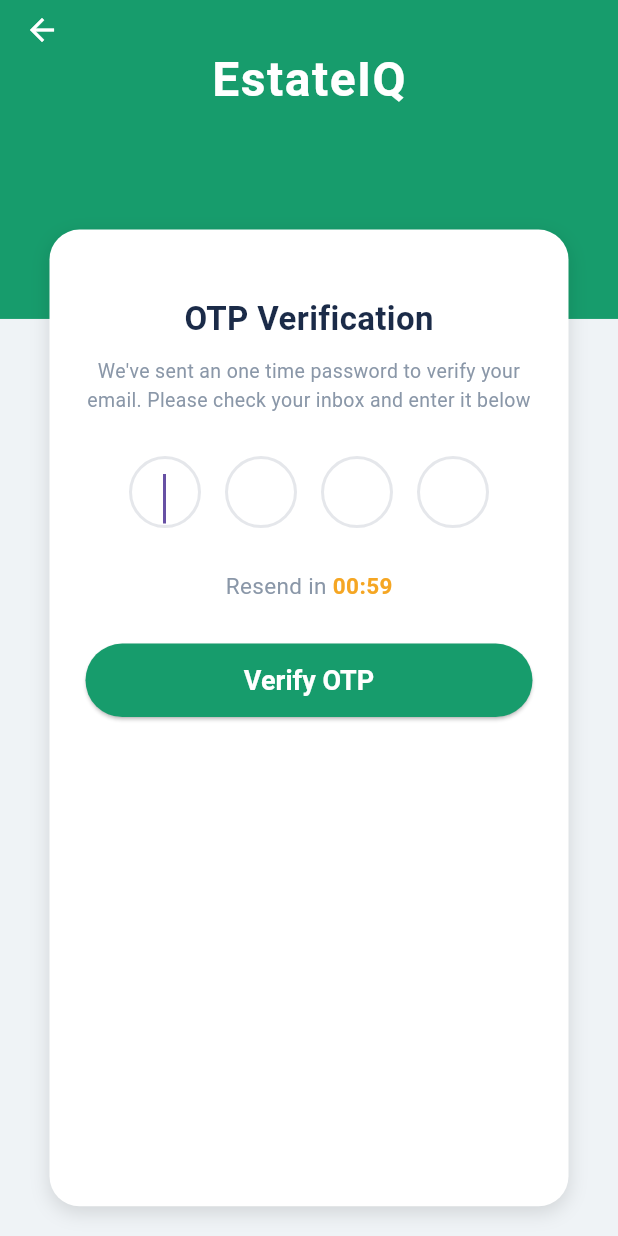
After one commit to healer-1205/estateiq-app, a Flutter app: the OtpScreen screen opened directly, on a phone screen of 412 x 824 dp. The commit adds this screen. Run offline on Flutter 3.47's test engine with Material 3 defaults, Android fonts, the phone set to English and light mode, and no system bars; our stand-ins replace dio, flutter_dotenv, flutter_svg, font_awesome_flutter, shared_preferences; accounts and stored records are empty; project files that could hold a hidden picture were left out.

Commit message:
feat: add OTP screen and integrate navigation from SignInScreen

```diff
--- /dev/null
+++ b/lib/presentation/screens/auth/otp_screen.dart
@@ -0,0 +1,264 @@
+import 'dart:async';
+import 'package:estate_iq/presentation/screens/quetions/question_start_screen.dart';
+import 'package:flutter/material.dart';
+
+class OtpScreen extends StatefulWidget {
+  const OtpScreen({super.key});
+
+  @override
+  State<OtpScreen> createState() => _OtpScreenState();
+}
+
+class _OtpScreenState extends State<OtpScreen> {
+  final List<TextEditingController> _controllers = List.generate(
+    4,
+    (_) => TextEditingController(),
+  );
+  final List<FocusNode> _focusNodes = List.generate(4, (_) => FocusNode());
+  int _seconds = 60;
+  Timer? _timer;
+
+  @override
+  void initState() {
+    super.initState();
+    _startTimer();
+    _focusNodes[0].requestFocus();
+  }
+
+  void _startTimer() {
+    _timer = Timer.periodic(const Duration(seconds: 1), (timer) {
+      if (_seconds > 0) {
+        setState(() {
+          _seconds--;
+        });
+      } else {
+        timer.cancel();
+      }
+    });
+  }
+
+  @override
+  void dispose() {
+    for (final c in _controllers) {
+      c.dispose();
+    }
+    for (final f in _focusNodes) {
+      f.dispose();
+    }
+    _timer?.cancel();
+    super.dispose();
+  }
+
+  void _onOtpChanged(String value, int index) {
+    if (value.length == 1 && index < 3) {
+      _focusNodes[index + 1].requestFocus();
+    } else if (value.isEmpty && index > 0) {
+      _focusNodes[index - 1].requestFocus();
+    }
+  }
+
+  @override
+  Widget build(BuildContext context) {
+    return Scaffold(
+      backgroundColor: const Color(0xFFEFF3F6),
+      appBar: AppBar(
+        backgroundColor: Color(0xFF179C6C),
+        elevation: 0,
+        iconTheme: IconThemeData(color: Colors.white),
+        toolbarHeight: 30,
+      ),
+      body: LayoutBuilder(
+        builder: (context, constraints) {
+          return Stack(
+            children: [
+              // Green Header
+              Positioned(
+                top: 0,
+                left: 0,
+                right: 0,
+                height: constraints.maxHeight * 0.23,
+                child: Container(
+                  decoration: const BoxDecoration(
+                    color: Color(0xFF179C6C),
+                    borderRadius: BorderRadius.only(
+                      bottomLeft: Radius.circular(0),
+                      bottomRight: Radius.circular(0),
+                    ),
+                  ),
+                  alignment: Alignment.topCenter,
+                  child: const Text(
+                    'EstateIQ',
+                    style: TextStyle(
+                      color: Colors.white,
+                      fontSize: 32,
+                      fontWeight: FontWeight.bold,
+                      letterSpacing: 1,
+                    ),
+                  ),
+                ),
+              ),
+              // White Card
+              Positioned(
+                top: constraints.maxHeight * 0.13,
+                left: 0,
+                right: 0,
+                bottom: 0,
+                child: Center(
+                  child: ConstrainedBox(
+                    constraints: BoxConstraints(
+                      maxWidth: 370,
+                      minWidth: 0,
+                      maxHeight: constraints.maxHeight * 0.82, // 카드 높이 늘림
+                    ),
+                    child: Material(
+                      color: Colors.transparent,
+                      child: Container(
+                        margin: const EdgeInsets.symmetric(horizontal: 12),
+                        padding: const EdgeInsets.fromLTRB(
+                          24,
+                          36,
+                          24,
+                          48,
+                        ), // bottom padding 증가
+                        decoration: BoxDecoration(
+                          color: Colors.white,
+                          borderRadius: BorderRadius.circular(20),
+                          boxShadow: [
+                            BoxShadow(
+                              color: Colors.black12,
+                              blurRadius: 10,
+                              offset: Offset(0, 4),
+                            ),
+                          ],
+                        ),
+                        child: Column(
+                          mainAxisSize: MainAxisSize.max,
+                          mainAxisAlignment: MainAxisAlignment.start,
+                          children: [
+                            const SizedBox(height: 8),
+                            const Text(
+                              'OTP Verification',
+                              style: TextStyle(
+                                fontSize: 22,
+                                fontWeight: FontWeight.bold,
+                                color: Color(0xFF1B2B48),
+                              ),
+                            ),
+                            const SizedBox(height: 10),
+                            const Text(
+                              "We've sent an one time password to verify your email. Please check your inbox and enter it below",
+                              textAlign: TextAlign.center,
+                              style: TextStyle(
+                                fontSize: 13,
+                                color: Color(0xFF8A97A8),
+                              ),
+                            ),
+                            const SizedBox(height: 28),
+                            Row(
+                              mainAxisAlignment: MainAxisAlignment.center,
+                              children: List.generate(4, (i) {
+                                return Container(
+                                  width: 48,
+                                  height: 48,
+                                  margin: const EdgeInsets.symmetric(
+                                    horizontal: 8,
+                                  ),
+                                  decoration: BoxDecoration(
+                                    shape: BoxShape.circle,
+                                    border: Border.all(
+                                      color: const Color(0xFFE5E7EB),
+                                      width: 2,
+                                    ),
+                                    color: Colors.white,
+                                  ),
+                                  child: Center(
+                                    child: TextField(
+                                      controller: _controllers[i],
+                                      focusNode: _focusNodes[i],
+                                      keyboardType: TextInputType.number,
+                                      textAlign: TextAlign.center,
+                                      maxLength: 1,
+                                      style: const TextStyle(
+                                        fontSize: 22,
+                                        fontWeight: FontWeight.bold,
+                                      ),
+                                      decoration: const InputDecoration(
+                                        border: InputBorder.none,
+                                        counterText: '',
+                                      ),
+                                      onChanged: (val) => _onOtpChanged(val, i),
+                                    ),
+                                  ),
+                                );
+                              }),
+                            ),
+                            const SizedBox(height: 28),
+                            Row(
+                              mainAxisAlignment: MainAxisAlignment.center,
+                              children: [
+                                const Text(
+                                  'Resend in ',
+                                  style: TextStyle(
+                                    color: Color(0xFF8A97A8),
+                                    fontSize: 15,
+                                  ),
+                                ),
+                                Text(
+                                  _seconds > 0
+                                      ? '00:${_seconds.toString().padLeft(2, '0')}'
+                                      : '00:00',
+                                  style: const TextStyle(
+                                    color: Color(0xFFF5A623),
+                                    fontWeight: FontWeight.bold,
+                                    fontSize: 15,
+                                  ),
+                                ),
+                              ],
+                            ),
+                            const SizedBox(height: 28),
+                            SizedBox(
+                              width: double.infinity,
+                              child: ElevatedButton(
+                                onPressed: () {
+                                  // Verify OTP logic
+                                  Navigator.push(
+                                    context,
+                                    MaterialPageRoute(
+                                      builder: (context) =>
+                                          QuestionStartScreen(),
+                                    ),
+                                  );
+                                },
+                                style: ElevatedButton.styleFrom(
+                                  backgroundColor: const Color(0xFF179C6C),
+                                  shape: RoundedRectangleBorder(
+                                    borderRadius: BorderRadius.circular(30),
+                                  ),
+                                  padding: const EdgeInsets.symmetric(
+                                    vertical: 14,
+                                  ),
+                                  textStyle: const TextStyle(
+                                    fontSize: 18,
+                                    fontWeight: FontWeight.bold,
+                                  ),
+                                ),
+                                child: const Text(
+                                  'Verify OTP',
+                                  style: TextStyle(color: Colors.white),
+                                ),
+                              ),
+                            ),
+                          ],
+                        ),
+                      ),
+                    ),
+                  ),
+                ),
+              ),
+            ],
+          );
+        },
+      ),
+    );
+  }
+}
--- a/lib/presentation/screens/auth/signin_screen.dart
+++ b/lib/presentation/screens/auth/signin_screen.dart
@@ -1,3 +1,4 @@
+import 'package:estate_iq/presentation/screens/auth/otp_screen.dart';
 import 'package:estate_iq/presentation/screens/auth/signup_screen.dart';
 import 'package:flutter/material.dart';
 import 'package:flutter_svg/flutter_svg.dart';
@@ -300,7 +301,15 @@ class _SignInScreenState extends State<SignInScreen> {
         const SizedBox(height: 12),
         // Log In Button
         ElevatedButton(
-          onPressed: _agreeTerms ? () {} : null,
+          onPressed: _agreeTerms
+              ? () {
+                  // Handle Login Logic
+                  Navigator.push(
+                    context,
+                    MaterialPageRoute(builder: (context) => OtpScreen()),
+                  );
+                }
+              : null,
           style: ElevatedButton.styleFrom(
             backgroundColor: const Color(0xFF179C6C),
             shape: RoundedRectangleBorder(
@@ -325,7 +334,6 @@ class _SignInScreenState extends State<SignInScreen> {
                   alignment: PlaceholderAlignment.middle,
                   child: TextButton(
                     onPressed: () {
-                      // Navigate to Sign Up Screen
                       // Navigate to Sign In Screen
                       Navigator.push(
                         context,
```
Also changed, not shown: assets/images/agent.png (added).
